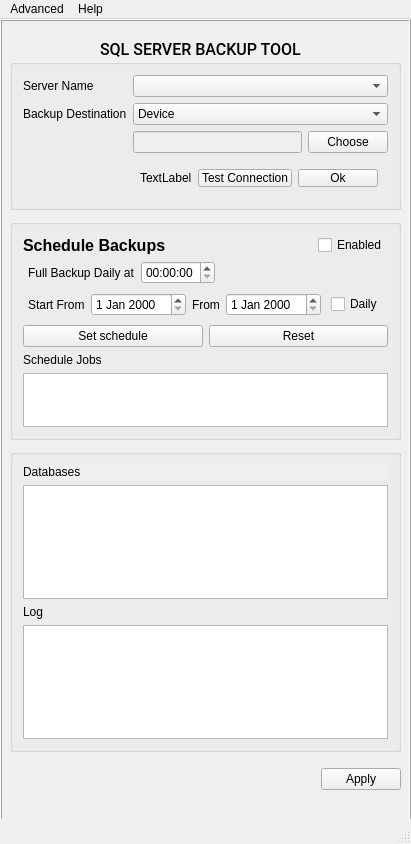
The window that ui/mainWindow.ui (desxedada/SQLGDriveBackup) describes before a commit, drawn with Qt 5.
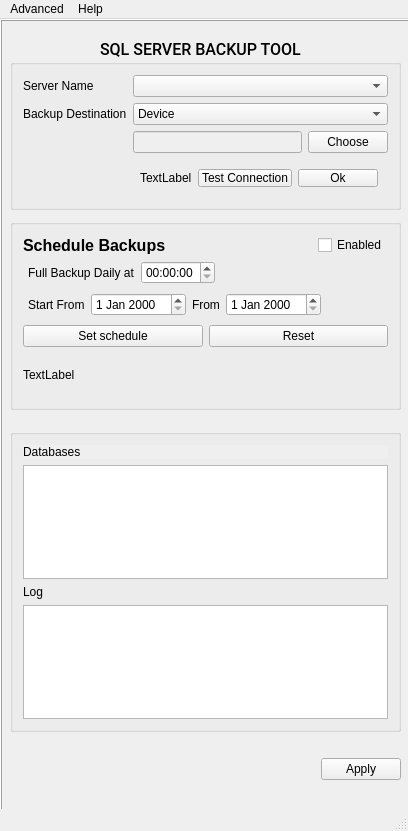
The same window after the commit.

Commit message: Added APScheduler class

Patch:
```diff
--- a/ui/mainWindow.ui
+++ b/ui/mainWindow.ui
@@ -6,48 +6,36 @@
    <rect>
     <x>0</x>
     <y>0</y>
-    <width>411</width>
-    <height>844</height>
+    <width>408</width>
+    <height>831</height>
    </rect>
   </property>
-  <property name="sizePolicy">
-   <sizepolicy hsizetype="Fixed" vsizetype="Fixed">
-    <horstretch>0</horstretch>
-    <verstretch>0</verstretch>
-   </sizepolicy>
-  </property>
   <property name="minimumSize">
    <size>
-    <width>411</width>
-    <height>844</height>
+    <width>408</width>
+    <height>831</height>
    </size>
   </property>
   <property name="maximumSize">
    <size>
-    <width>411</width>
-    <height>844</height>
+    <width>408</width>
+    <height>831</height>
    </size>
   </property>
   <property name="windowTitle">
    <string>SQLServerBackupTool</string>
   </property>
   <widget class="QWidget" name="centralwidget">
-   <property name="sizePolicy">
-    <sizepolicy hsizetype="Fixed" vsizetype="Fixed">
-     <horstretch>0</horstretch>
-     <verstretch>0</verstretch>
-    </sizepolicy>
-   </property>
    <property name="minimumSize">
     <size>
-     <width>411</width>
-     <height>800</height>
+     <width>408</width>
+     <height>790</height>
     </size>
    </property>
    <property name="maximumSize">
     <size>
-     <width>411</width>
-     <height>800</height>
+     <width>407</width>
+     <height>790</height>
     </size>
    </property>
    <widget class="QFrame" name="frame">
@@ -225,7 +213,7 @@
      <property name="geometry">
       <rect>
        <x>270</x>
-       <y>740</y>
+       <y>730</y>
        <width>131</width>
        <height>41</height>
       </rect>
@@ -257,7 +245,7 @@
      <property name="geometry">
       <rect>
        <x>10</x>
-       <y>430</y>
+       <y>410</y>
        <width>391</width>
        <height>303</height>
       </rect>
@@ -309,7 +297,7 @@
        <x>10</x>
        <y>200</y>
        <width>391</width>
-       <height>221</height>
+       <height>191</height>
       </rect>
      </property>
      <property name="autoFillBackground">
@@ -446,13 +434,6 @@
           </property>
          </spacer>
         </item>
-        <item>
-         <widget class="QCheckBox" name="dailyCheckBox">
-          <property name="text">
-           <string>Daily</string>
-          </property>
-         </widget>
-        </item>
        </layout>
       </item>
       <item>
@@ -473,17 +454,17 @@
         </item>
        </layout>
       </item>
-      <item>
-       <widget class="QLabel" name="label_8">
-        <property name="text">
-         <string>Schedule Jobs</string>
-        </property>
-       </widget>
-      </item>
       <item>
        <layout class="QHBoxLayout" name="horizontalLayout_10">
         <item>
-         <widget class="QListWidget" name="listWidget"/>
+         <widget class="QLabel" name="scheduleBackupLabel">
+          <property name="enabled">
+           <bool>true</bool>
+          </property>
+          <property name="text">
+           <string>TextLabel</string>
+          </property>
+         </widget>
         </item>
        </layout>
       </item>
@@ -497,7 +478,7 @@
     <rect>
      <x>0</x>
      <y>0</y>
-     <width>411</width>
+     <width>408</width>
      <height>21</height>
     </rect>
    </property>
```
Left out of the diff: 5 changed lines with no effect on the pictures. The commit also changes 6 other files.
